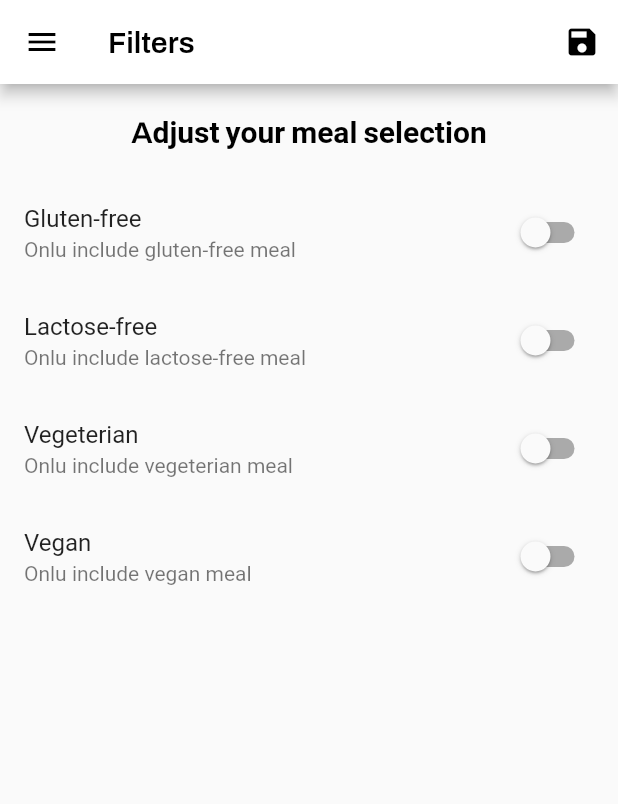
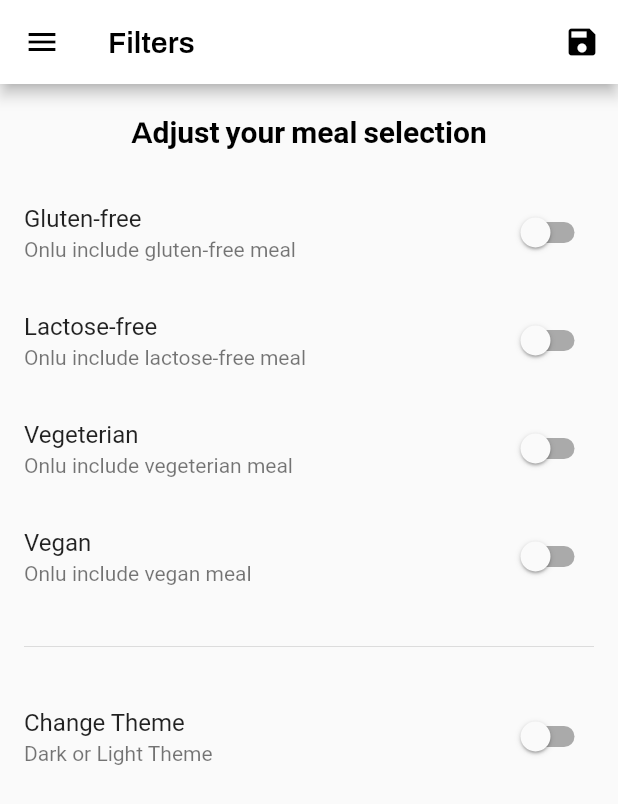
Before and after one commit to davidaodejobi/Flutter-and-Dart-Course, a Flutter app: the FiltersScreen screen opened by its route, on a phone screen of 412 x 824 dp. Shown: the top 804 px of the screen. Run offline on Flutter 3.47's test engine with Material 2 defaults, Android fonts, the phone set to English and light mode, and no system bars; our stand-ins replace google_fonts; Roboto replaces fonts that are missing (Lancelot).

Commit message:
added theme switching

```diff
--- a/meal_app/lib/main.dart
+++ b/meal_app/lib/main.dart
@@ -17,7 +17,18 @@ class MyApp extends StatefulWidget {
 }
 
 class _MyAppState extends State<MyApp> {
-  final theme = MealAppTheme.light();
+  var theme = false;
+
+  void _setTheme(bool value) {
+    setState(() {
+      theme = value;
+    });
+  }
+
+  Map<bool, Object> appTheme = {
+    false: MealAppTheme.light(),
+    true: MealAppTheme.dark(),
+  };
 
   Map<String, bool> _filters = {
     'gluten': false,
@@ -54,7 +65,7 @@ class _MyAppState extends State<MyApp> {
   Widget build(BuildContext context) {
     return MaterialApp(
       title: 'DeliMeals',
-      theme: theme,
+      theme: appTheme[theme] as ThemeData,
       initialRoute: '/',
       routes: {
         '/': (ctx) => const TabsScreen(),
@@ -63,8 +74,11 @@ class _MyAppState extends State<MyApp> {
             ),
         MealDetailScreen.routeName: (ctx) => const MealDetailScreen(),
         FiltersScreen.routeName: (ctx) => FiltersScreen(
+              theme: theme,
               filters: _filters,
               onSave: _setFilters,
+              setTheme: _setTheme,
+              currentTheme: theme,
             ),
       },
     );
--- a/meal_app/lib/screens/filters_screen.dart
+++ b/meal_app/lib/screens/filters_screen.dart
@@ -2,19 +2,32 @@ import 'package:flutter/material.dart';
 
 import '/widgets/main_drawer.dart';
 
+// ignore: must_be_immutable
 class FiltersScreen extends StatefulWidget {
-  const FiltersScreen({this.filters, this.onSave, Key? key}) : super(key: key);
+  FiltersScreen({
+    this.theme,
+    this.setTheme,
+    this.filters,
+    this.onSave,
+    this.currentTheme,
+    Key? key,
+  }) : super(key: key);
 
   static const routeName = '/filters';
 
   final Function? onSave;
   final Map<String, bool>? filters;
+  bool? theme;
+  final Function? setTheme;
+  final bool? currentTheme;
 
   @override
   State<FiltersScreen> createState() => _FiltersScreenState();
 }
 
 class _FiltersScreenState extends State<FiltersScreen> {
+  var appTheme = false;
+
   var _glutenFree = false;
   var _vegetarian = false;
   var _vegan = false;
@@ -22,10 +35,13 @@ class _FiltersScreenState extends State<FiltersScreen> {
 
   @override
   void initState() {
+    appTheme = widget.theme ?? false;
+
     _glutenFree = widget.filters?['gluten'] ?? false;
     _vegetarian = widget.filters?['vegetarian'] ?? false;
     _vegan = widget.filters?['vegan'] ?? false;
     _lactoseFree = widget.filters?['lactose'] ?? false;
+    super.initState();
   }
 
   @override
@@ -91,6 +107,18 @@ class _FiltersScreenState extends State<FiltersScreen> {
                     _vegan = value;
                   });
                 }),
+                const Padding(
+                  padding: EdgeInsets.all(16.0),
+                  child: Divider(),
+                ),
+                buildSwitchListTile('Change Theme', 'Dark or Light Theme',
+                    currentValue: appTheme, updateValue: (newTheme) {
+                  setState(() {
+                    appTheme = newTheme;
+                    widget.theme = appTheme;
+                    widget.setTheme!(appTheme);
+                  });
+                }),
               ],
             ),
           ),
--- a/meal_app/pubspec.yaml
+++ b/meal_app/pubspec.yaml
@@ -14,6 +14,7 @@ dependencies:
 
   cupertino_icons: ^1.0.2
   google_fonts: ^2.1.0
+  flutter_svg: ^0.23.0+1
 
 dev_dependencies:
   flutter_test:
```
Also changed, not shown: meal_app/pubspec.lock.
